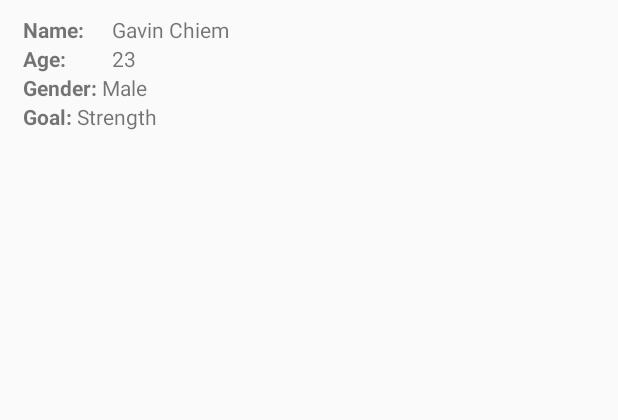
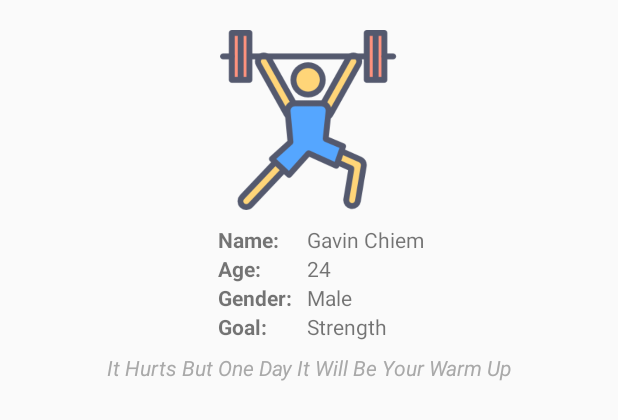
Before and after one commit to danielxuuu/INFS3634groupassignment, an Android app: the layout fragment_profile.xml on its own in the app's theme, with its tools: preview values and no code run, on a phone screen of 412 x 824 dp. Shown: the top 420 px of the screen. Run offline under Robolectric (Android 15) with nearby library versions, the phone set to English and light mode, and no system bars.

Commit message:
Layout files medal and profile update

```diff
--- a/INFS3634GroupProject/app/src/main/res/layout/fragment_profile.xml
+++ b/INFS3634GroupProject/app/src/main/res/layout/fragment_profile.xml
@@ -11,30 +11,44 @@
 
     <androidx.constraintlayout.widget.ConstraintLayout
         android:id="@+id/profileLayout"
-        android:layout_width="match_parent"
-        android:layout_height="match_parent"
+        android:layout_width="wrap_content"
+        android:layout_height="wrap_content"
+        android:layout_marginTop="10dp"
         app:layout_constraintTop_toTopOf="parent"
         app:layout_constraintLeft_toLeftOf="parent"
         app:layout_constraintRight_toRightOf="parent"
         app:layout_constraintStart_toStartOf="parent"
         app:layout_constraintEnd_toEndOf="parent">
 
+        <ImageView
+            android:id="@+id/profilePic"
+            android:layout_width="120dp"
+            android:layout_height="120dp"
+            android:scaleType="centerCrop"
+            android:layout_marginStart="15dp"
+            android:layout_marginTop="10dp"
+            android:src="@drawable/weightlifter"
+            app:layout_constraintTop_toTopOf="parent"
+            app:layout_constraintLeft_toLeftOf="parent"
+            />
+
+
         <TextView
             android:id="@+id/headingName"
-            android:layout_width="wrap_content"
-            android:layout_height="wrap_content"
-            android:layout_marginLeft="15dp"
+            android:layout_width="match_parent"
+            android:layout_height="match_parent"
+            android:layout_marginStart="15dp"
             android:layout_marginTop="10dp"
             android:text="Name: "
             android:textStyle="bold"
             app:layout_constraintLeft_toLeftOf="parent"
-            app:layout_constraintTop_toTopOf="parent" />
+            app:layout_constraintTop_toBottomOf="@+id/profilePic" />
 
         <TextView
             android:id="@+id/name"
             android:layout_width="wrap_content"
             android:layout_height="wrap_content"
-            android:layout_marginLeft="15dp"
+            android:layout_marginStart="15dp"
             android:text="Gavin Chiem"
             app:layout_constraintLeft_toRightOf="@id/headingName"
             app:layout_constraintTop_toTopOf="@id/headingName"
@@ -56,7 +70,7 @@
             android:id="@+id/age"
             android:layout_width="wrap_content"
             android:layout_height="wrap_content"
-            android:text="23"
+            android:text="24"
             app:layout_constraintLeft_toLeftOf="@id/name"
             app:layout_constraintTop_toTopOf="@id/headingAge" />
 
@@ -76,7 +90,7 @@
             android:layout_width="wrap_content"
             android:layout_height="wrap_content"
             android:text="Male"
-            app:layout_constraintLeft_toRightOf="@+id/headingGender"
+            app:layout_constraintLeft_toLeftOf="@+id/age"
             app:layout_constraintTop_toTopOf="@id/headingGender"
             tools:layout_editor_absoluteX="67dp"
             tools:layout_editor_absoluteY="48dp" />
@@ -97,20 +111,48 @@
             android:layout_width="wrap_content"
             android:layout_height="wrap_content"
             android:text="Strength"
-            app:layout_constraintLeft_toRightOf="@id/headingGoal"
+            app:layout_constraintLeft_toLeftOf="@id/gender"
             app:layout_constraintTop_toTopOf="@id/headingGoal"
             tools:layout_editor_absoluteX="67dp"
             tools:layout_editor_absoluteY="67dp" />
 
     </androidx.constraintlayout.widget.ConstraintLayout>
 
+    <androidx.constraintlayout.widget.ConstraintLayout
+        android:id="@+id/quoteConstraint"
+        android:layout_width="match_parent"
+        android:layout_height="wrap_content"
+        app:layout_constraintTop_toBottomOf="@+id/profileLayout"
+        app:layout_constraintBottom_toTopOf="@+id/rv_profile"
+        android:layout_marginTop="8dp">
+
+        <TextView
+            android:id="@+id/quote"
+            android:layout_width="wrap_content"
+            android:layout_height="wrap_content"
+            android:layout_gravity="center_horizontal"
+            android:layout_marginStart="72dp"
+            android:layout_marginEnd="72dp"
+            android:gravity="center_horizontal"
+            android:text="It Hurts But One Day It Will Be Your Warm Up"
+            android:textColor="#A9A9A9"
+            android:textStyle="italic"
+            app:layout_constraintEnd_toEndOf="parent"
+            app:layout_constraintStart_toStartOf="parent"
+            app:layout_constraintTop_toTopOf="parent" />
+
+    </androidx.constraintlayout.widget.ConstraintLayout>
+
     <androidx.recyclerview.widget.RecyclerView
-        android:layout_width="match_parent"
-        android:layout_height="match_parent"
+        android:id="@+id/rv_profile"
+        android:layout_width="0dp"
+        android:layout_height="0dp"
+        android:layout_marginTop="20dp"
+        android:layout_marginBottom="12dp"
+        app:layout_constraintBottom_toBottomOf="parent"
         app:layout_constraintEnd_toEndOf="parent"
-        app:layout_constraintStart_toEndOf="@id/profileLayout"
-        app:layout_constraintTop_toTopOf="@+id/profileLayout"
-        app:layout_constraintBottom_toBottomOf="parent"/>
+        app:layout_constraintStart_toStartOf="parent"
+        app:layout_constraintTop_toBottomOf="@+id/quoteConstraint" />
 
 
 </androidx.constraintlayout.widget.ConstraintLayout>
--- a/INFS3634GroupProject/app/src/main/res/layout/medals.xml
+++ /dev/null
@@ -1,6 +0,0 @@
-<?xml version="1.0" encoding="utf-8"?>
-<LinearLayout xmlns:android="http://schemas.android.com/apk/res/android"
-    android:orientation="vertical" android:layout_width="match_parent"
-    android:layout_height="match_parent">
-
-</LinearLayout>
```
Also changed, not shown: INFS3634GroupProject/app/src/main/java/com/example/infs3634groupproject/ProfileFragment.java (+10 -0 lines), INFS3634GroupProject/app/src/main/res/layout/medal.xml (added, +52 -0 lines), INFS3634GroupProject/app/src/main/res/drawable/weightlifter.png (added).
